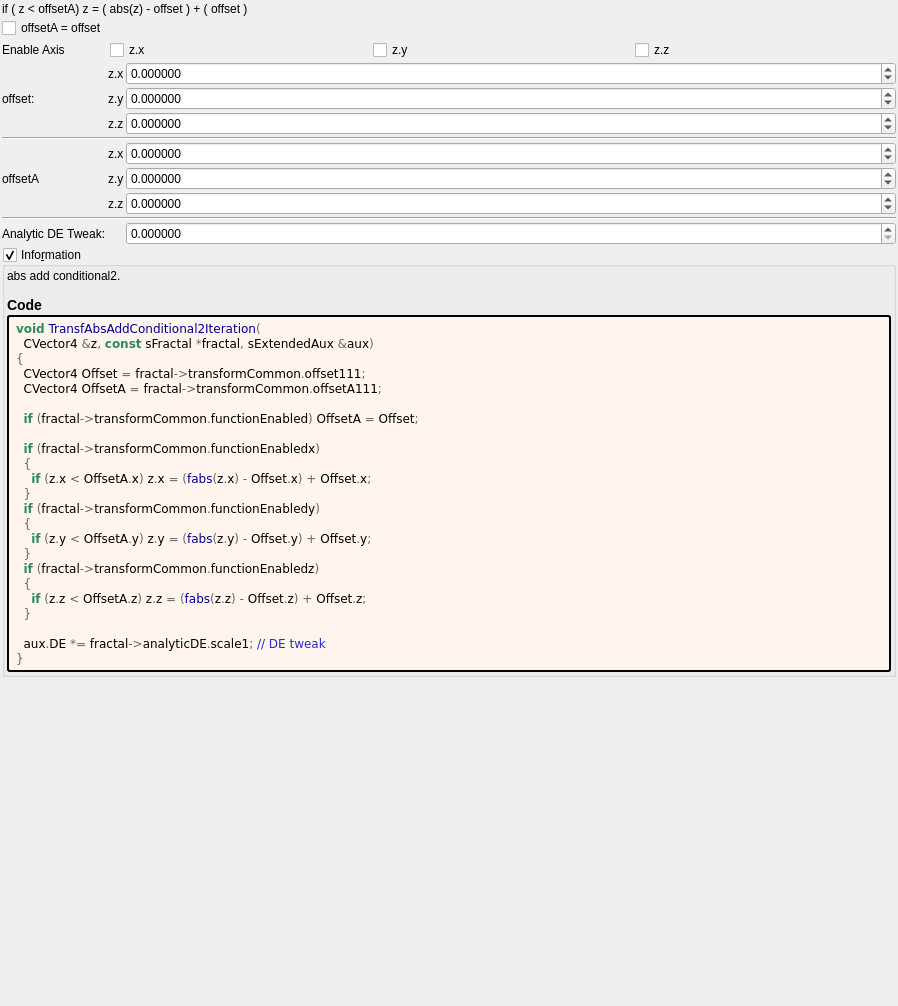
This is mandelbulber2/deploy/share/mandelbulber2/formula/ui/transf_abs_add_conditional2.ui in irinox-ctrl/mandelbulber2 as Qt 5 draws it before an edit. The edited form follows.
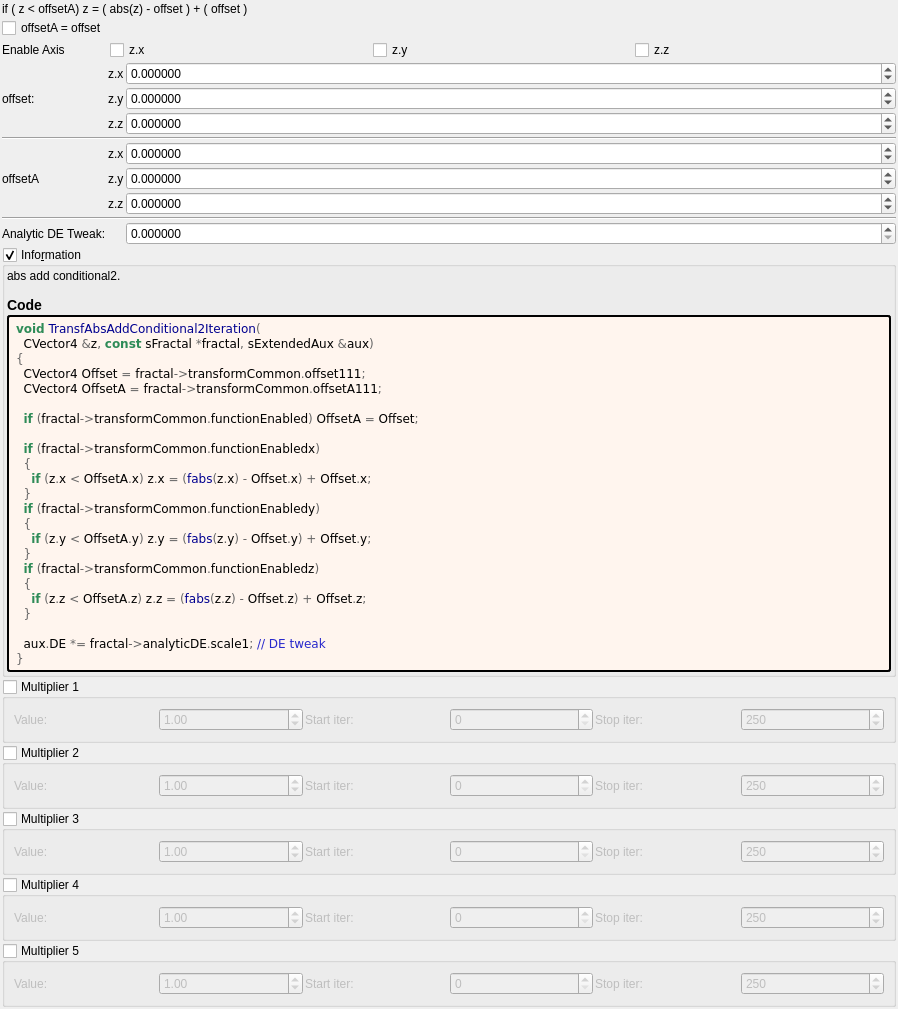
This is the edited form. Custom widgets are drawn as their Qt base class.

Commit message:
feat: add 5 general-purpose multipliers to all 1007 fractal formulas
Each multiplier has:
- Checkbox (OFF by default)
- Value spinbox (default 1.0, range -100 to 100)
- Iteration start/stop range

Logic: z *= value; DE *= |value|;

Uses existing transformCommon parameters:
- Checkboxes: functionEnabledBx/By/Bz/Bw/CzFalse
- Values: scale4/5/6/8/16
- Ranges: startIterationsB-F/stopIterationsB-F

Modified 1007 .cpp (CPU), 1006 .cl (GPU), 1023 .ui files.
Both source (formula/) and deploy (deploy/share/) copies updated.

Diff of the .ui file:
```diff
--- a/mandelbulber2/deploy/share/mandelbulber2/formula/ui/transf_abs_add_conditional2.ui
+++ b/mandelbulber2/deploy/share/mandelbulber2/formula/ui/transf_abs_add_conditional2.ui
@@ -459,6 +459,192 @@
      </layout>
     </widget>
    </item>
+   <item>
+    <widget class="MyGroupBox" name="groupCheck_transf_function_enabledBx_false">
+     <property name="title"><string>Multiplier 1</string></property>
+     <property name="checkable"><bool>true</bool></property>
+     <property name="checked"><bool>false</bool></property>
+     <layout class="QGridLayout" name="gridLayout_mult1">
+      <property name="spacing"><number>2</number></property>
+      <item row="0" column="0">
+       <widget class="QLabel"><property name="text"><string>Value:</string></property></widget>
+      </item>
+      <item row="0" column="1">
+       <widget class="MyDoubleSpinBox" name="spinbox_transf_scale_4">
+        <property name="minimum"><double>-100.0</double></property><property name="maximum"><double>100.0</double></property>
+        <property name="singleStep"><double>0.01</double></property><property name="value"><double>1.0</double></property>
+       </widget>
+      </item>
+      <item row="0" column="2">
+       <widget class="QLabel"><property name="text"><string>Start iter:</string></property></widget>
+      </item>
+      <item row="0" column="3">
+       <widget class="MySpinBox" name="spinboxInt_transf_start_iterations_B">
+        <property name="minimum"><number>0</number></property><property name="maximum"><number>10000</number></property>
+        <property name="value"><number>0</number></property>
+       </widget>
+      </item>
+      <item row="0" column="4">
+       <widget class="QLabel"><property name="text"><string>Stop iter:</string></property></widget>
+      </item>
+      <item row="0" column="5">
+       <widget class="MySpinBox" name="spinboxInt_transf_stop_iterations_B">
+        <property name="minimum"><number>0</number></property><property name="maximum"><number>10000</number></property>
+        <property name="value"><number>250</number></property>
+       </widget>
+      </item>
+     </layout>
+    </widget>
+   </item>
+   <item>
+    <widget class="MyGroupBox" name="groupCheck_transf_function_enabledBy_false">
+     <property name="title"><string>Multiplier 2</string></property>
+     <property name="checkable"><bool>true</bool></property>
+     <property name="checked"><bool>false</bool></property>
+     <layout class="QGridLayout" name="gridLayout_mult2">
+      <property name="spacing"><number>2</number></property>
+      <item row="0" column="0">
+       <widget class="QLabel"><property name="text"><string>Value:</string></property></widget>
+      </item>
+      <item row="0" column="1">
+       <widget class="MyDoubleSpinBox" name="spinbox_transf_scale_5">
+        <property name="minimum"><double>-100.0</double></property><property name="maximum"><double>100.0</double></property>
+        <property name="singleStep"><double>0.01</double></property><property name="value"><double>1.0</double></property>
+       </widget>
+      </item>
+      <item row="0" column="2">
+       <widget class="QLabel"><property name="text"><string>Start iter:</string></property></widget>
+      </item>
+      <item row="0" column="3">
+       <widget class="MySpinBox" name="spinboxInt_transf_start_iterations_C">
+        <property name="minimum"><number>0</number></property><property name="maximum"><number>10000</number></property>
+        <property name="value"><number>0</number></property>
+       </widget>
+      </item>
+      <item row="0" column="4">
+       <widget class="QLabel"><property name="text"><string>Stop iter:</string></property></widget>
+      </item>
+      <item row="0" column="5">
+       <widget class="MySpinBox" name="spinboxInt_transf_stop_iterations_C">
+        <property name="minimum"><number>0</number></property><property name="maximum"><number>10000</number></property>
+        <property name="value"><number>250</number></property>
+       </widget>
+      </item>
+     </layout>
+    </widget>
+   </item>
+   <item>
+    <widget class="MyGroupBox" name="groupCheck_transf_function_enabledBz_false">
+     <property name="title"><string>Multiplier 3</string></property>
+     <property name="checkable"><bool>true</bool></property>
+     <property name="checked"><bool>false</bool></property>
+     <layout class="QGridLayout" name="gridLayout_mult3">
+      <property name="spacing"><number>2</number></property>
+      <item row="0" column="0">
+       <widget class="QLabel"><property name="text"><string>Value:</string></property></widget>
+      </item>
+      <item row="0" column="1">
+       <widget class="MyDoubleSpinBox" name="spinbox_transf_scale_6">
+        <property name="minimum"><double>-100.0</double></property><property name="maximum"><double>100.0</double></property>
+        <property name="singleStep"><double>0.01</double></property><property name="value"><double>1.0</double></property>
+       </widget>
+      </item>
+      <item row="0" column="2">
+       <widget class="QLabel"><property name="text"><string>Start iter:</string></property></widget>
+      </item>
+      <item row="0" column="3">
+       <widget class="MySpinBox" name="spinboxInt_transf_start_iterations_D">
+        <property name="minimum"><number>0</number></property><property name="maximum"><number>10000</number></property>
+        <property name="value"><number>0</number></property>
+       </widget>
+      </item>
+      <item row="0" column="4">
+       <widget class="QLabel"><property name="text"><string>Stop iter:</string></property></widget>
+      </item>
+      <item row="0" column="5">
+       <widget class="MySpinBox" name="spinboxInt_transf_stop_iterations_D">
+        <property name="minimum"><number>0</number></property><property name="maximum"><number>10000</number></property>
+        <property name="value"><number>250</number></property>
+       </widget>
+      </item>
+     </layout>
+    </widget>
+   </item>
+   <item>
+    <widget class="MyGroupBox" name="groupCheck_transf_function_enabledBw_false">
+     <property name="title"><string>Multiplier 4</string></property>
+     <property name="checkable"><bool>true</bool></property>
+     <property name="checked"><bool>false</bool></property>
+     <layout class="QGridLayout" name="gridLayout_mult4">
+      <property name="spacing"><number>2</number></property>
+      <item row="0" column="0">
+       <widget class="QLabel"><property name="text"><string>Value:</string></property></widget>
+      </item>
+      <item row="0" column="1">
+       <widget class="MyDoubleSpinBox" name="spinbox_transf_scale_8">
+        <property name="minimum"><double>-100.0</double></property><property name="maximum"><double>100.0</double></property>
+        <property name="singleStep"><double>0.01</double></property><property name="value"><double>1.0</double></property>
+       </widget>
+      </item>
+      <item row="0" column="2">
+       <widget class="QLabel"><property name="text"><string>Start iter:</string></property></widget>
+      </item>
+      <item row="0" column="3">
+       <widget class="MySpinBox" name="spinboxInt_transf_start_iterations_E">
+        <property name="minimum"><number>0</number></property><property name="maximum"><number>10000</number></property>
+        <property name="value"><number>0</number></property>
+       </widget>
+      </item>
+      <item row="0" column="4">
+       <widget class="QLabel"><property name="text"><string>Stop iter:</string></property></widget>
+      </item>
+      <item row="0" column="5">
+       <widget class="MySpinBox" name="spinboxInt_transf_stop_iterations_E">
+        <property name="minimum"><number>0</number></property><property name="maximum"><number>10000</number></property>
+        <property name="value"><number>250</number></property>
+       </widget>
+      </item>
+     </layout>
+    </widget>
+   </item>
+   <item>
+    <widget class="MyGroupBox" name="groupCheck_transf_function_enabledCz_false">
+     <property name="title"><string>Multiplier 5</string></property>
+     <property name="checkable"><bool>true</bool></property>
+     <property name="checked"><bool>false</bool></property>
+     <layout class="QGridLayout" name="gridLayout_mult5">
+      <property name="spacing"><number>2</number></property>
+      <item row="0" column="0">
+       <widget class="QLabel"><property name="text"><string>Value:</string></property></widget>
+      </item>
+      <item row="0" column="1">
+       <widget class="MyDoubleSpinBox" name="spinbox_transf_scale_16">
+        <property name="minimum"><double>-100.0</double></property><property name="maximum"><double>100.0</double></property>
+        <property name="singleStep"><double>0.01</double></property><property name="value"><double>1.0</double></property>
+       </widget>
+      </item>
+      <item row="0" column="2">
+       <widget class="QLabel"><property name="text"><string>Start iter:</string></property></widget>
+      </item>
+      <item row="0" column="3">
+       <widget class="MySpinBox" name="spinboxInt_transf_start_iterations_F">
+        <property name="minimum"><number>0</number></property><property name="maximum"><number>10000</number></property>
+        <property name="value"><number>0</number></property>
+       </widget>
+      </item>
+      <item row="0" column="4">
+       <widget class="QLabel"><property name="text"><string>Stop iter:</string></property></widget>
+      </item>
+      <item row="0" column="5">
+       <widget class="MySpinBox" name="spinboxInt_transf_stop_iterations_F">
+        <property name="minimum"><number>0</number></property><property name="maximum"><number>10000</number></property>
+        <property name="value"><number>250</number></property>
+       </widget>
+      </item>
+     </layout>
+    </widget>
+   </item>
+
    <item>
     <spacer name="verticalSpacer">
      <property name="orientation">
@@ -491,6 +677,11 @@
    <extends>QCheckBox</extends>
    <header>my_check_box.h</header>
   </customwidget>
+   <customwidget>
+   <class>MySpinBox</class>
+   <extends>QSpinBox</extends>
+   <header>my_spin_box.h</header>
+  </customwidget>
  </customwidgets>
  <tabstops>
   <tabstop>groupCheck_info</tabstop>
```
The commit also changes 3972 other files.
